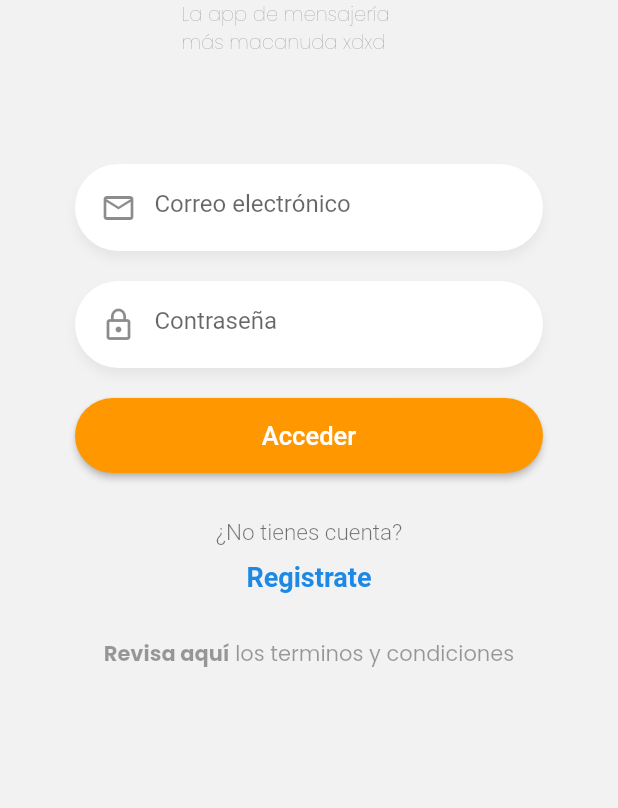
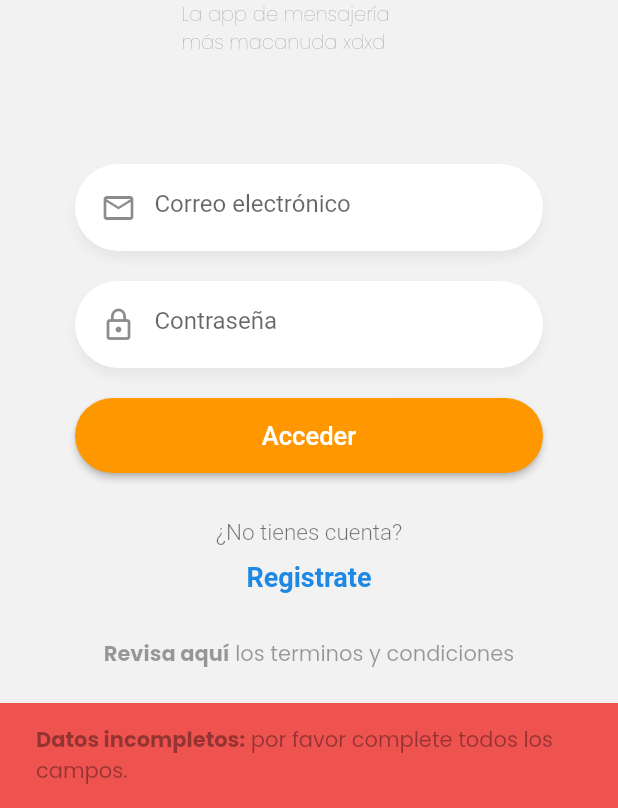
Before and after one commit to diegogarciahn/mensajitos-chat-app, a Flutter app: the LoginPage screen opened by its route, after a tap on "Acceder", on a phone screen of 412 x 824 dp, the part 428-1236 px from its top. Run offline on Flutter 3.47's test engine with Material 2 defaults, Android fonts, the light colour scheme and no system bars; our stand-ins replace flutter_secure_storage, google_fonts, pull_to_refresh; accounts and stored records are empty.

Commit message:
Fin login y registro conectado a API REST

```diff
--- /dev/null
+++ b/lib/global/environment.dart
@@ -0,0 +1,7 @@
+
+import 'dart:io';
+
+class Environment {
+  static String apiUrl = Platform.isAndroid ? 'http://192.168.0.16:3000/api' :'http://localhost:3000/api';
+  static String socketUrl = Platform.isAndroid ? 'http://192.168.0.16:3000' :'http://localhost:3000';
+}
--- /dev/null
+++ b/lib/helpers/mostrar_snackbar.dart
@@ -0,0 +1,23 @@
+import 'package:flutter/gestures.dart';
+import 'package:flutter/material.dart';
+import 'package:flutter/cupertino.dart';
+import 'package:google_fonts/google_fonts.dart';
+
+void showSnackBar(String titulo, String subtitulo, Color color, BuildContext context) {
+    ScaffoldMessenger.of(context).showSnackBar(SnackBar(
+      content: RichText(
+        text: TextSpan(children: [
+          TextSpan(
+              recognizer: new TapGestureRecognizer()
+                ..onTap = () => print('¡Estoy aquí!'),
+              text: titulo,
+              style: GoogleFonts.poppins(
+                  color: Colors.black38, fontWeight: FontWeight.w700)),
+          TextSpan(
+              text: subtitulo,
+              style: GoogleFonts.poppins(color: Colors.black38)),
+        ]),
+      ),
+      backgroundColor: color,
+    ));
+  }
--- a/lib/models/usuario_model.dart
+++ b/lib/models/usuario_model.dart
@@ -1,14 +1,37 @@
+// To parse this JSON data, do
+//
+//     final usuario = usuarioFromJson(jsonString);
+
+import 'dart:convert';
+
+Usuario usuarioFromJson(String str) => Usuario.fromJson(json.decode(str));
+
+String usuarioToJson(Usuario data) => json.encode(data.toJson());
 
 class Usuario {
-  bool online;
-  String email;
-  String nombre;
-  String uid;
+    Usuario({
+        this.nombre,
+        this.email,
+        this.online,
+        this.uid,
+    });
 
-  Usuario({
-    this.online,
-    this.email,
-    this.nombre,
-    this.uid
-  });
+    String nombre;
+    String email;
+    bool online;
+    String uid;
+
+    factory Usuario.fromJson(Map<String, dynamic> json) => Usuario(
+        nombre: json["nombre"],
+        email: json["email"],
+        online: json["online"],
+        uid: json["uid"],
+    );
+
+    Map<String, dynamic> toJson() => {
+        "nombre": nombre,
+        "email": email,
+        "online": online,
+        "uid": uid,
+    };
 }
--- a/lib/pages/login_page.dart
+++ b/lib/pages/login_page.dart
@@ -1,6 +1,11 @@
 import 'package:flutter/gestures.dart';
 import 'package:flutter/material.dart';
 import 'package:google_fonts/google_fonts.dart';
+import 'package:provider/provider.dart';
+
+import 'package:mensajitos/services/auth_service.dart';
+
+import 'package:mensajitos/helpers/mostrar_snackbar.dart';
 
 import 'package:mensajitos/widgets/btn_orange.dart';
 import 'package:mensajitos/widgets/custom_input.dart';
@@ -77,6 +82,9 @@ class __FormCustomState extends State<_FormCustom> {
 
   @override
   Widget build(BuildContext context) {
+
+    final authService = Provider.of<AuthService>(context, listen: false);
+
     return Container(
       margin: EdgeInsets.only(top: 41),
       padding: EdgeInsets.symmetric(horizontal: 50),
@@ -94,10 +102,30 @@ class __FormCustomState extends State<_FormCustom> {
             textController: passCtrol,
             isPassword: true,
           ),
-          BotonNaranja(
-            onPressed: (){
-              print(emailCtrol.text);
-              print(passCtrol.text);
+          Provider.of<AuthService>(context).autenticando
+          ?LinearProgressIndicator(
+            backgroundColor: Colors.orange,
+          )
+          :BotonNaranja(
+            onPressed: () async{
+              if(emailCtrol.text.isNotEmpty && passCtrol.text.isNotEmpty) {
+
+                FocusScope.of(context).unfocus();
+
+                final loginOk = await authService.login(emailCtrol.text.trim(), passCtrol.text.trim());
+
+                if (loginOk) {
+                  Navigator.pushReplacementNamed(context, 'usuarios');
+                } else {
+                  showSnackBar(
+                        'Datos incorrectos:',
+                        ' por favor revise bien sus credenciales.',
+                        Colors.red[400],
+                        context);
+                }
+              } else {
+                showSnackBar('Datos incompletos:', ' por favor complete todos los campos.', Colors.red[400], context);
+              }
             },
             texto: 'Acceder',
           )
--- a/pubspec.yaml
+++ b/pubspec.yaml
@@ -30,6 +30,9 @@ dependencies:
   cupertino_icons: ^1.0.2
   google_fonts: ^2.1.0
   pull_to_refresh: ^2.0.0
+  provider: ^6.0.1
+  http: ^0.13.3
+  flutter_secure_storage: ^4.2.1
 
 dev_dependencies:
   flutter_test:
```
Also changed, not shown: lib/helpers/mostrar_alerta.dart (added, +41 -0 lines), lib/main.dart (+15 -7 lines), lib/models/login_respone.dart (added, +35 -0 lines), lib/pages/loading_page.dart (+43 -6 lines), lib/pages/registe_page.dart (+24 -3 lines), lib/pages/usuarios_page.dart (+14 -2 lines), lib/services/auth_service.dart (added, +142 -0 lines), pubspec.lock, 2 other files.
